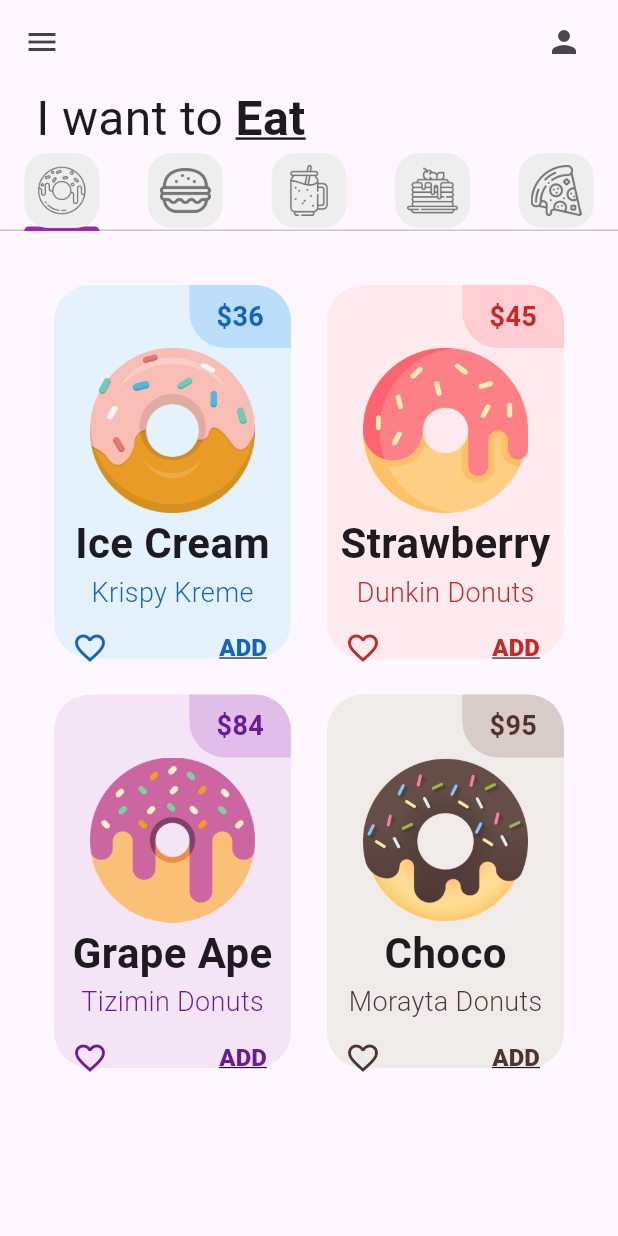
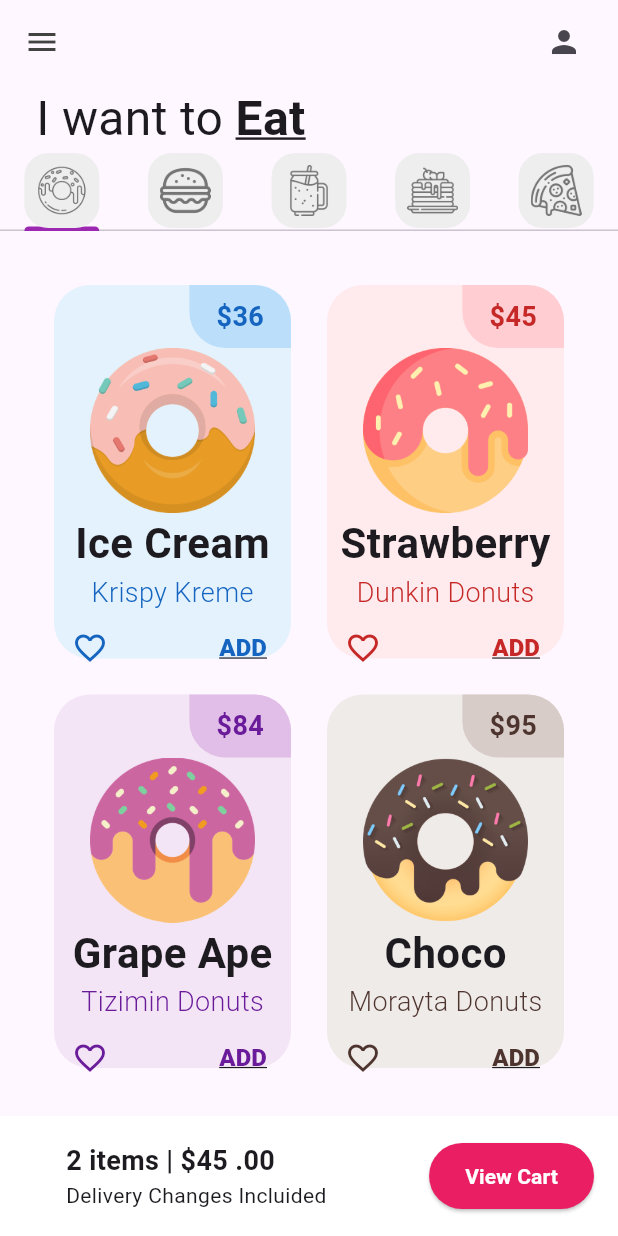
Before and after one commit to mjsb05/donut_app_4sa, a Flutter app: the screen it shows after launch, on a phone screen of 412 x 824 dp. Run offline on Flutter 3.47's test engine with Material 3 defaults, Android fonts, the phone set to English and light mode, and no system bars.

Commit message:
ShoppingCart added

```diff
--- a/lib/pages/home_page.dart
+++ b/lib/pages/home_page.dart
@@ -4,6 +4,7 @@ import 'package:donut_app_4sa/tabs/pancakes_tab.dart';
 import 'package:donut_app_4sa/tabs/pizza_tab.dart';
 import 'package:donut_app_4sa/tabs/smoothie_tab.dart';
 import 'package:donut_app_4sa/utils/my_tab.dart';
+import 'package:donut_app_4sa/utils/shopping_cart.dart';
 import 'package:flutter/material.dart';
 
 class HomePage extends StatefulWidget {
@@ -77,6 +78,8 @@ class _HomePageState extends State<HomePage> {
                   PizzaTab(),
                 ]),
               ),
+              //carrito
+              ShoppingCart()
             ],
           )),
     );
--- /dev/null
+++ b/lib/utils/shopping_cart.dart
@@ -0,0 +1,43 @@
+import 'package:flutter/material.dart';
+
+class ShoppingCart extends StatelessWidget {
+  const ShoppingCart({
+    super.key,
+  });
+
+  @override
+  Widget build(BuildContext context) {
+    return Container(
+        color: Colors.white,
+        padding: const EdgeInsets.all(16),
+        child: Row(
+          mainAxisAlignment: MainAxisAlignment.spaceBetween,
+          children: [
+            const Padding(
+                padding: EdgeInsets.only(left: 28),
+                child: Column(
+                  crossAxisAlignment: CrossAxisAlignment.start,
+                  children: [
+                    Text('2 items | \$45 .00',
+                        style: TextStyle(
+                          fontSize: 18,
+                          fontWeight: FontWeight.bold,
+                        )),
+                    Text("Delivery Changes Incluided")
+                  ],
+                )),
+            ElevatedButton(
+                onPressed: () {},
+                style: ElevatedButton.styleFrom(
+                    backgroundColor: Colors.pink,
+                    padding: const EdgeInsets.symmetric(
+                        horizontal: 24, vertical: 12)),
+                child: const Text("View Cart",
+                    style: TextStyle(
+                      color: Colors.white,
+                      fontWeight: FontWeight.bold,
+                    )))
+          ],
+        ));
+  }
+}
```
